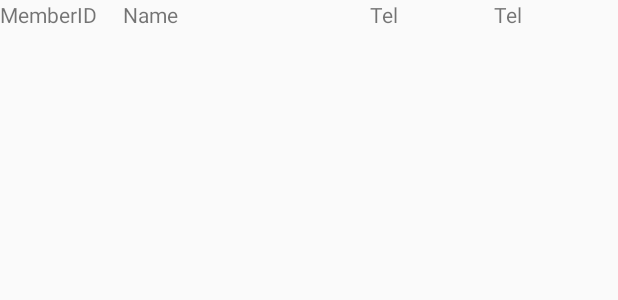
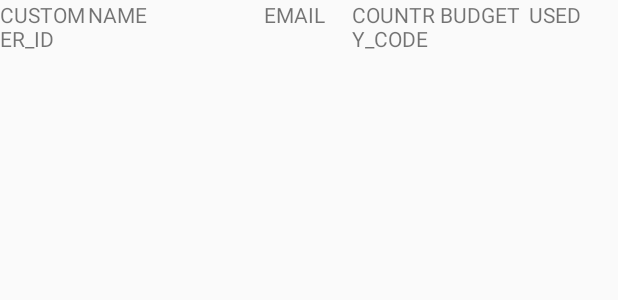
Before and after one commit to jutturong/example_json_android_mysql, an Android app: the layout activity_column.xml on its own in the app's theme, with its tools: preview values and no code run, on a phone screen of 412 x 824 dp. Shown: the top 300 px of the screen. Run offline under Robolectric (Android 15) with nearby library versions, the phone set to English and light mode, and no system bars.

Commit message:
5 8/10/59

```diff
--- a/sqlitetest1/app/src/main/java/com/example/linux/myapplication/MainActivity.java
+++ b/sqlitetest1/app/src/main/java/com/example/linux/myapplication/MainActivity.java
@@ -139,7 +139,7 @@ public class MainActivity extends Activity {
 
                     SimpleAdapter sAdap;
                     sAdap = new SimpleAdapter(MainActivity.this, MyArrList, R.layout.activity_column,
-                            new String[] {"CUSTOMER_ID", "NAME", "EMAIL" , "COUNTRY_CODE" }, new int[] {R.id.Col_CUSTOMER_ID, R.id.Col_NAME, R.id.Col_EMAIL ,R.id.Col_COUNTRY_CODE});
+                            new String[] {"CUSTOMER_ID", "NAME", "EMAIL" , "COUNTRY_CODE" , "BUDGET" , "USED" }, new int[] {R.id.Col_CUSTOMER_ID, R.id.Col_NAME, R.id.Col_EMAIL ,R.id.Col_COUNTRY_CODE , R.id.Col_BUDGET , R.id.Col_USED });
 
                     listView1.setAdapter(sAdap);
 
--- a/sqlitetest1/app/src/main/res/layout/activity_column.xml
+++ b/sqlitetest1/app/src/main/res/layout/activity_column.xml
@@ -8,27 +8,43 @@
         android:layout_width="0dp"
         android:layout_height="wrap_content"
         android:layout_weight="1"
-        android:text="MemberID"/>
+        android:text="CUSTOMER_ID"/>
 
     <TextView
         android:id="@+id/Col_NAME"
         android:layout_width="0dp"
         android:layout_height="wrap_content"
         android:layout_weight="2"
-        android:text="Name"/>
+        android:text="NAME"/>
 
     <TextView
         android:id="@+id/Col_EMAIL"
         android:layout_width="0dp"
         android:layout_height="wrap_content"
         android:layout_weight="1"
-        android:text="Tel" />
+        android:text="EMAIL" />
 
     <TextView
         android:id="@+id/Col_COUNTRY_CODE"
         android:layout_width="0dp"
         android:layout_height="wrap_content"
         android:layout_weight="1"
-        android:text="Tel" />
+        android:text="COUNTRY_CODE" />
+
+    <TextView
+        android:id="@+id/Col_BUDGET"
+        android:layout_width="0dp"
+        android:layout_height="wrap_content"
+        android:layout_weight="1"
+        android:text="BUDGET" />
+
+
+    <TextView
+        android:id="@+id/Col_USED"
+        android:layout_width="0dp"
+        android:layout_height="wrap_content"
+        android:layout_weight="1"
+        android:text="USED" />
+
 
 </LinearLayout>
```
